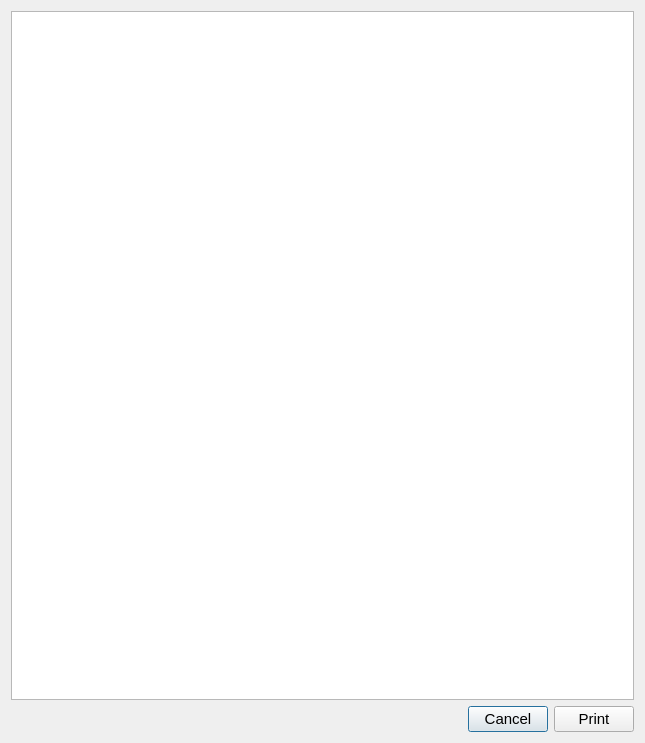
Qt form pteid-mw-pt/_src/eidmw/eidgui/dlgPrint.ui (amagovpt/autenticacao.gov) before a commit.
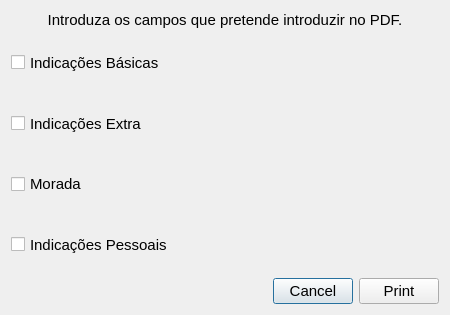
The same form after that commit. Icons and pictures are not drawn.

Commit message: Add initial implementation of the PDF export from Card data fields.

What changed in the file:
```diff
--- a/pteid-mw-pt/_src/eidmw/eidgui/dlgPrint.ui
+++ b/pteid-mw-pt/_src/eidmw/eidgui/dlgPrint.ui
@@ -1,12 +1,12 @@
 <ui version="4.0" >
  <class>dlgPrint</class>
- <widget class="QDialog" name="dlgPrint" >
-  <property name="geometry" >
+ <widget class="QDialog" name="dlgPrint">
+  <property name="geometry">
    <rect>
     <x>0</x>
     <y>0</y>
-    <width>645</width>
-    <height>743</height>
+    <width>450</width>
+    <height>315</height>
    </rect>
   </property>
   <property name="font" >
@@ -23,45 +23,106 @@
   <property name="modal" >
    <bool>true</bool>
   </property>
-  <layout class="QGridLayout" >
-   <item row="0" column="0" >
-    <layout class="QGridLayout" >
-     <item row="0" column="0" colspan="3" >
-      <widget class="QTextEdit" name="paperview" >
-       <property name="font" >
-        <font>
-         <pointsize>11</pointsize>
-        </font>
+  <layout class="QGridLayout">
+   <item row="1" column="0">
+    <layout class="QVBoxLayout" name="verticalLayout_3">
+     <property name="sizeConstraint">
+      <enum>QLayout::SetDefaultConstraint</enum>
+     </property>
+     <item>
+      <layout class="QHBoxLayout" name="horizontalLayout">
+       <item>
+        <spacer name="horizontalSpacer">
+         <property name="orientation">
+          <enum>Qt::Horizontal</enum>
+         </property>
+         <property name="sizeHint" stdset="0">
+          <size>
+           <width>40</width>
+           <height>20</height>
+          </size>
+         </property>
+        </spacer>
+       </item>
+       <item>
+        <widget class="QPushButton" name="pbCancel">
+         <property name="text">
+          <string>Cancel</string>
+         </property>
+        </widget>
+       </item>
+       <item>
+        <widget class="QPushButton" name="pbPrint">
+         <property name="text">
+          <string>Print</string>
+         </property>
+        </widget>
+       </item>
+      </layout>
+     </item>
+    </layout>
+   </item>
+   <item row="0" column="0">
+    <layout class="QVBoxLayout" name="verticalLayout_2">
+     <item>
+      <widget class="QLabel" name="labelHeader">
+       <property name="text">
+        <string>Introduza os campos que pretende introduzir no PDF.</string>
        </property>
-       <property name="readOnly" >
-        <bool>true</bool>
+       <property name="alignment">
+        <set>Qt::AlignCenter</set>
        </property>
       </widget>
      </item>
-     <item row="1" column="0" >
-      <spacer>
-       <property name="orientation" >
-        <enum>Qt::Horizontal</enum>
+     <item>
+      <widget class="QCheckBox" name="chboxID">
+       <property name="sizePolicy">
+        <sizepolicy hsizetype="Fixed" vsizetype="Expanding">
+         <horstretch>0</horstretch>
+         <verstretch>0</verstretch>
+        </sizepolicy>
        </property>
-       <property name="sizeHint" >
-        <size>
-         <width>451</width>
-         <height>20</height>
-        </size>
+       <property name="text">
+        <string>Indicações Básicas</string>
        </property>
-      </spacer>
+      </widget>
      </item>
-     <item row="1" column="1" >
-      <widget class="QPushButton" name="pbCancel" >
-       <property name="text" >
-        <string>Cancel</string>
+     <item>
+      <widget class="QCheckBox" name="chboxIDExtra">
+       <property name="sizePolicy">
+        <sizepolicy hsizetype="Fixed" vsizetype="Expanding">
+         <horstretch>0</horstretch>
+         <verstretch>0</verstretch>
+        </sizepolicy>
        </property>
+       <property name="text">
+        <string>Indicações Extra</string>
+       </property>
       </widget>
      </item>
-     <item row="1" column="2" >
-      <widget class="QPushButton" name="pbPrint" >
-       <property name="text" >
-        <string>Print</string>
+     <item>
+      <widget class="QCheckBox" name="chboxAddress">
+       <property name="sizePolicy">
+        <sizepolicy hsizetype="Fixed" vsizetype="Expanding">
+         <horstretch>0</horstretch>
+         <verstretch>0</verstretch>
+        </sizepolicy>
+       </property>
+       <property name="text">
+        <string>Morada</string>
+       </property>
+      </widget>
+     </item>
+     <item>
+      <widget class="QCheckBox" name="chboxPersoData">
+       <property name="sizePolicy">
+        <sizepolicy hsizetype="Fixed" vsizetype="Expanding">
+         <horstretch>0</horstretch>
+         <verstretch>0</verstretch>
+        </sizepolicy>
+       </property>
+       <property name="text">
+        <string>Indicações Pessoais</string>
        </property>
       </widget>
      </item>
```
Left out of the diff: 14 changed lines with no effect on the pictures. The commit also changes 4 other files.
